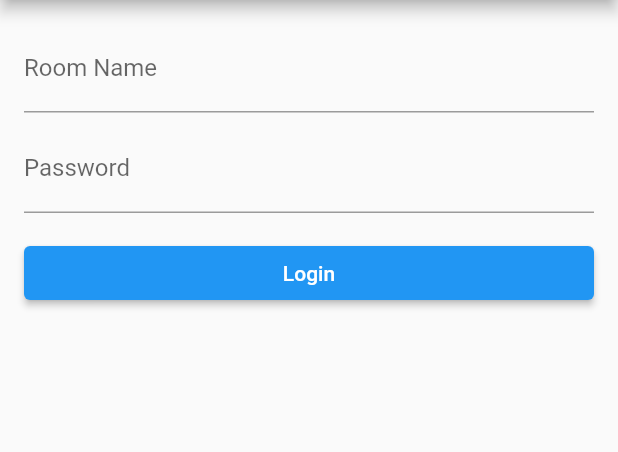
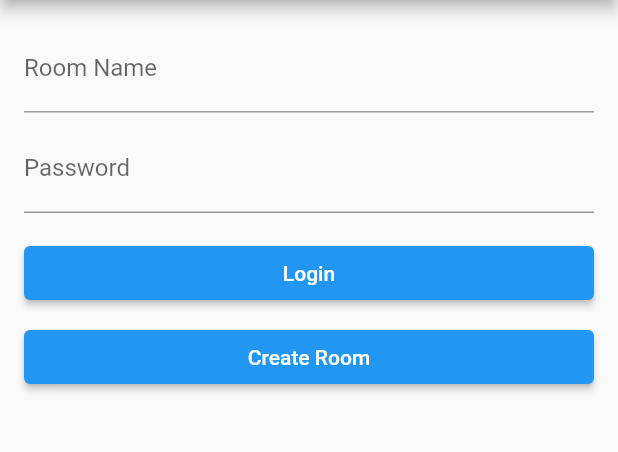
Before and after one commit to joelkariyalil/StreamIT, a Flutter app: the screen it shows after launch, on a phone screen of 412 x 824 dp, the part 84-536 px from its top. Run offline on Flutter 3.47's test engine with Material 2 defaults, Android fonts, the light colour scheme and no system bars.

```diff
--- a/lib/main.dart
+++ b/lib/main.dart
@@ -52,9 +52,7 @@ class _LoginPageState extends State<LoginPage> {
                     },
                   ),
                   SizedBox(height: 16.0),
-                  Builder(
-                    builder: (BuildContext context) {
-                      return ElevatedButton(
+                  ElevatedButton(
                     onPressed: () {
                       if (_formKey.currentState!.validate()) {
                         // Implement login functionality here
@@ -64,8 +62,13 @@ class _LoginPageState extends State<LoginPage> {
                       }
                     },
                     child: Text('Login'),
-                      );
+                  ),
+                  SizedBox(height: 8.0),
+                  ElevatedButton(
+                    onPressed: () {
+                      // Implement create room functionality here
                     },
+                    child: Text('Create Room'),
                   ),
                 ],
               ),
```
Lines whose indentation alone changed are shown as unchanged.
